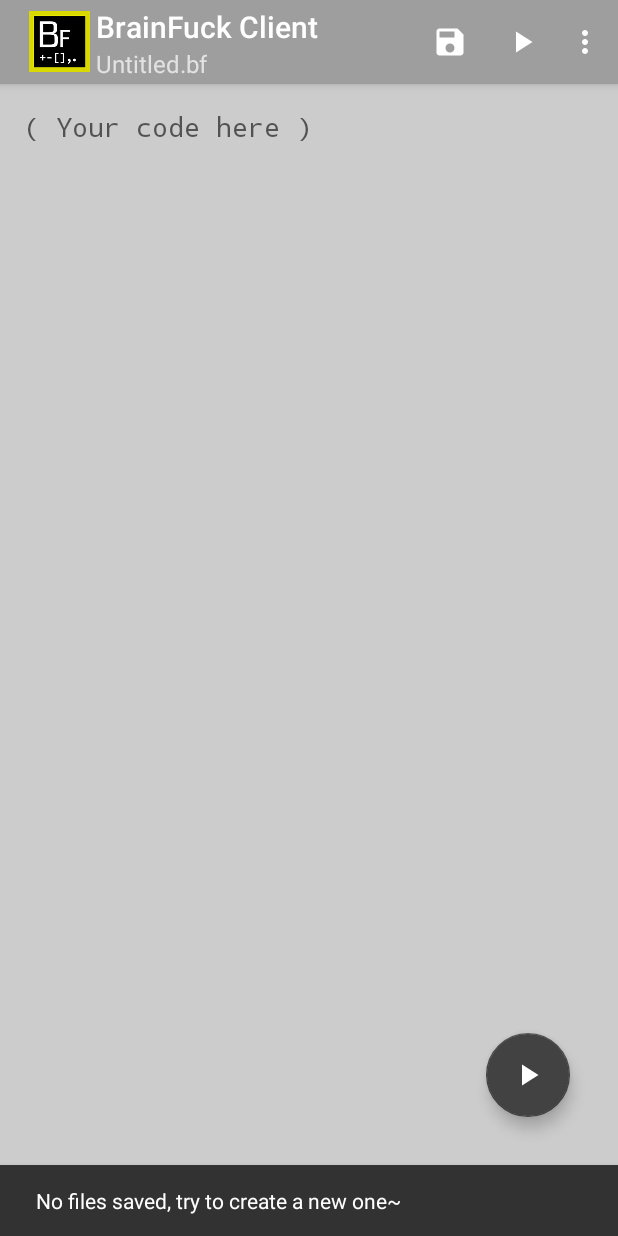
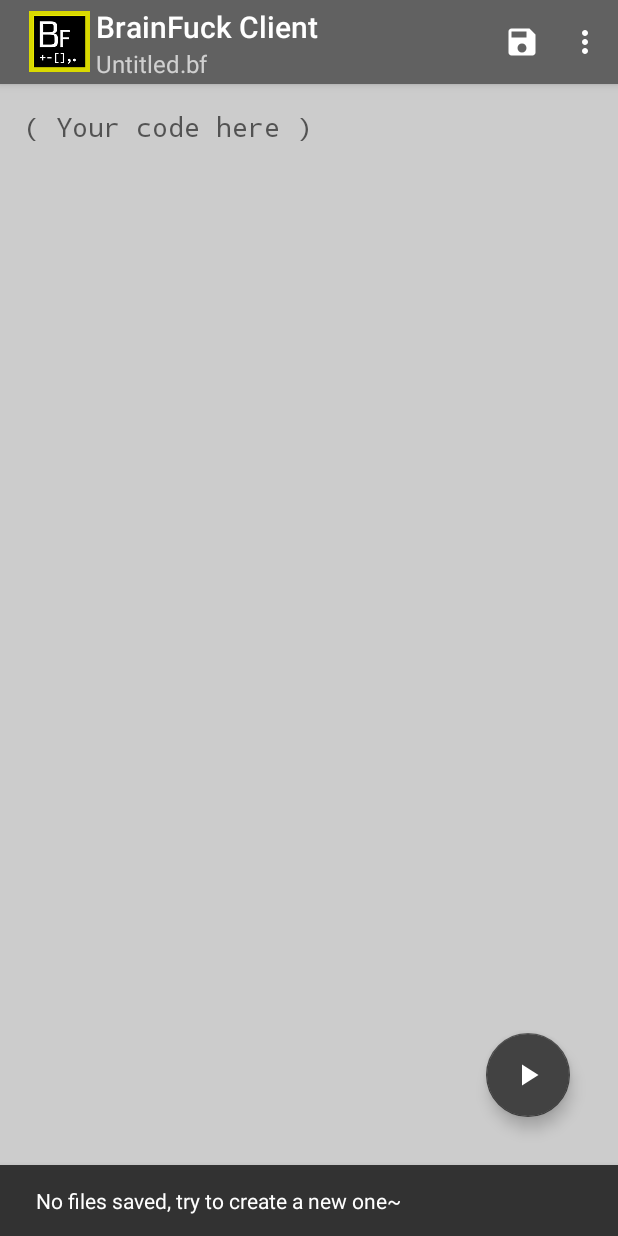
Before and after one commit to DeepAQ/BFClient-Android, an Android app: the MainActivity screen opened directly, with no data from a screen before it, in the options menu, after a tap on "Open …", on a phone screen of 412 x 824 dp. Run offline under Robolectric (Android 15) with nearby library versions, the phone set to English and light mode, and no system bars; network calls fail; pictures from the network do not load.

```diff
--- a/app/src/main/AndroidManifest.xml
+++ b/app/src/main/AndroidManifest.xml
@@ -14,7 +14,8 @@
             android:name=".MainActivity"
             android:label="@string/launcher_name"
             android:theme="@style/AppTheme.NoActionBar"
-            android:launchMode="singleTask">
+            android:launchMode="singleTask"
+            android:windowSoftInputMode="adjustResize">
             <intent-filter>
                 <action android:name="android.intent.action.MAIN" />
 
@@ -24,7 +25,8 @@
         <activity
             android:name=".LoginActivity"
             android:label="User Login"
-            android:launchMode="singleTask" />
+            android:launchMode="singleTask"
+            android:windowSoftInputMode="adjustResize" />
     </application>
 
 </manifest>
--- a/app/src/main/kotlin/cn/imaq/brainfuck/SessionMgr.kt
+++ b/app/src/main/kotlin/cn/imaq/brainfuck/SessionMgr.kt
@@ -19,9 +19,7 @@ object SessionMgr {
     private var sessionId = ""
 
     // User login & logout
-    fun isLoggedin(): Boolean {
-        return !sessionId.isEmpty()
-    }
+    fun isLoggedin(): Boolean = sessionId.isNotEmpty()
 
     fun login(username: String, password: String) {
         val serverResp = getURL("$host/user/login?username=$username&pwdhash=${hash(password)}")
@@ -47,9 +45,7 @@ object SessionMgr {
     }
 
     // File I/O
-    fun getFileList(): String {
-        return getURL("$host/io/list?sessid=$sessionId")
-    }
+    fun getFileList(): String = getURL("$host/io/list?sessid=$sessionId")
 
     fun getFileContent(filename: String, version: String): String {
         val serverResp = getURL("$host/io/open?sessid=$sessionId&filename=$filename&version=$version")
@@ -89,9 +85,8 @@ object SessionMgr {
             connectTimeout = 5000
             readTimeout = 5000
         }
-        if (conn !is HttpsURLConnection && conn !is HttpURLConnection) {
+        if (conn !is HttpsURLConnection && conn !is HttpURLConnection)
             return ""
-        }
         return stringFromInputStream(conn.inputStream);
     }
 
@@ -114,9 +109,8 @@ object SessionMgr {
         val digest = MessageDigest.getInstance("SHA1")
         val bytes = digest.digest(str.toByteArray())
         var result = ""
-        for (b in bytes) {
+        for (b in bytes)
             result += Integer.toString((b.toInt() and 0xff) + 0x100, 16).substring(1)
-        }
         return result
     }
 }
--- a/app/src/main/res/menu/menu_main.xml
+++ b/app/src/main/res/menu/menu_main.xml
@@ -28,8 +28,7 @@
     <item
         android:id="@+id/action_execute"
         android:title="@string/action_execute"
-        app:showAsAction="ifRoom"
-        android:icon="@drawable/ic_play_arrow_24dp" />
+        app:showAsAction="never" />
 
     <item
         android:id="@+id/action_logout"
--- a/app/src/main/res/values-v21/styles.xml
+++ b/app/src/main/res/values-v21/styles.xml
@@ -4,6 +4,6 @@
         <item name="windowActionBar">false</item>
         <item name="windowNoTitle">true</item>
         <item name="android:windowDrawsSystemBarBackgrounds">true</item>
-        <item name="android:statusBarColor">@android:color/transparent</item>
+        <item name="android:statusBarColor">@color/colorPrimary</item>
     </style>
 </resources>
--- a/app/src/main/res/values/colors.xml
+++ b/app/src/main/res/values/colors.xml
@@ -1,7 +1,7 @@
 <?xml version="1.0" encoding="utf-8"?>
 <resources>
-    <color name="colorPrimary">#9E9E9E</color>
-    <color name="colorPrimaryDark">#616161</color>
+    <color name="colorPrimary">#616161</color>
+    <color name="colorPrimaryDark">#212121</color>
     <color name="colorAccent">#424242</color>
     <color name="colorIcon">#FFFFFF</color>
 </resources>
```
Also changed, not shown: app/build.gradle (+4 -4 lines), app/src/main/kotlin/cn/imaq/brainfuck/LoginActivity.kt (+6 -5 lines), app/src/main/kotlin/cn/imaq/brainfuck/MainActivity.kt (+21 -14 lines).
